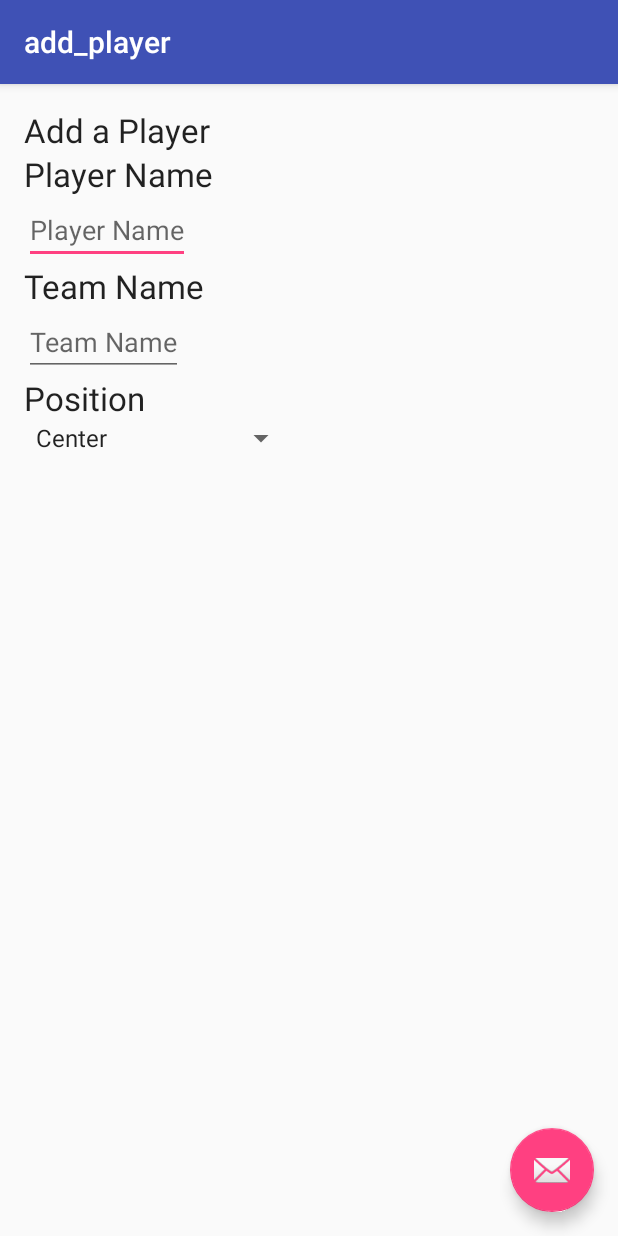
After one commit to tommil121/FantasyFootballTeams, an Android app: the add_player screen opened directly, with no data from a screen before it, on a phone screen of 412 x 824 dp. The commit adds this screen. Run offline under Robolectric (Android 15) with nearby library versions, the phone set to English and light mode, and no system bars.

Commit message:
Added an add player activity, and designed the interface. I was not able to test it.

```diff
--- a/app/src/main/AndroidManifest.xml
+++ b/app/src/main/AndroidManifest.xml
@@ -23,6 +23,11 @@
             android:label="@string/title_activity_create_team"
             android:theme="@style/AppTheme.NoActionBar" >
         </activity>
+        <activity
+            android:name=".add_player"
+            android:label="@string/title_activity_add_player"
+            android:theme="@style/AppTheme.NoActionBar" >
+        </activity>
     </application>
 
 </manifest>
--- /dev/null
+++ b/app/src/main/java/com/example/tom/fantasyfootballteams/add_player.java
@@ -0,0 +1,29 @@
+package com.example.tom.fantasyfootballteams;
+
+import android.os.Bundle;
+import android.support.design.widget.FloatingActionButton;
+import android.support.design.widget.Snackbar;
+import android.support.v7.app.AppCompatActivity;
+import android.support.v7.widget.Toolbar;
+import android.view.View;
+
+public class add_player extends AppCompatActivity {
+
+    @Override
+    protected void onCreate(Bundle savedInstanceState) {
+        super.onCreate(savedInstanceState);
+        setContentView(R.layout.activity_add_player);
+        Toolbar toolbar = (Toolbar) findViewById(R.id.toolbar);
+        setSupportActionBar(toolbar);
+
+        FloatingActionButton fab = (FloatingActionButton) findViewById(R.id.fab);
+        fab.setOnClickListener(new View.OnClickListener() {
+            @Override
+            public void onClick(View view) {
+                Snackbar.make(view, "Replace with your own action", Snackbar.LENGTH_LONG)
+                        .setAction("Action", null).show();
+            }
+        });
+    }
+
+}
--- /dev/null
+++ b/app/src/main/res/layout/activity_add_player.xml
@@ -0,0 +1,25 @@
+<?xml version="1.0" encoding="utf-8"?>
+<android.support.design.widget.CoordinatorLayout
+    xmlns:android="http://schemas.android.com/apk/res/android"
+    xmlns:app="http://schemas.android.com/apk/res-auto"
+    xmlns:tools="http://schemas.android.com/tools" android:layout_width="match_parent"
+    android:layout_height="match_parent" android:fitsSystemWindows="true"
+    tools:context="com.example.tom.fantasyfootballteams.add_player">
+
+    <android.support.design.widget.AppBarLayout android:layout_height="wrap_content"
+        android:layout_width="match_parent" android:theme="@style/AppTheme.AppBarOverlay">
+
+        <android.support.v7.widget.Toolbar android:id="@+id/toolbar"
+            android:layout_width="match_parent" android:layout_height="?attr/actionBarSize"
+            android:background="?attr/colorPrimary" app:popupTheme="@style/AppTheme.PopupOverlay" />
+
+    </android.support.design.widget.AppBarLayout>
+
+    <include layout="@layout/content_add_player" />
+
+    <android.support.design.widget.FloatingActionButton android:id="@+id/fab"
+        android:layout_width="wrap_content" android:layout_height="wrap_content"
+        android:layout_gravity="bottom|end" android:layout_margin="@dimen/fab_margin"
+        android:src="@android:drawable/ic_dialog_email" />
+
+</android.support.design.widget.CoordinatorLayout>
--- /dev/null
+++ b/app/src/main/res/layout/content_add_player.xml
@@ -0,0 +1,81 @@
+<?xml version="1.0" encoding="utf-8"?>
+<RelativeLayout xmlns:android="http://schemas.android.com/apk/res/android"
+    xmlns:tools="http://schemas.android.com/tools"
+    xmlns:app="http://schemas.android.com/apk/res-auto" android:layout_width="match_parent"
+    android:layout_height="match_parent" android:paddingLeft="@dimen/activity_horizontal_margin"
+    android:paddingRight="@dimen/activity_horizontal_margin"
+    android:paddingTop="@dimen/activity_vertical_margin"
+    android:paddingBottom="@dimen/activity_vertical_margin"
+    app:layout_behavior="@string/appbar_scrolling_view_behavior"
+    tools:showIn="@layout/activity_add_player"
+    tools:context="com.example.tom.fantasyfootballteams.add_player">
+
+    <GridLayout
+        android:layout_width="match_parent"
+        android:layout_height="match_parent"
+        android:layout_alignParentTop="true"
+        android:layout_alignParentStart="true">
+
+        <TextView
+            android:layout_width="wrap_content"
+            android:layout_height="wrap_content"
+            android:textAppearance="?android:attr/textAppearanceLarge"
+            android:text="Add a Player"
+            android:id="@+id/textView3"
+            android:layout_row="0"
+            android:layout_column="0" />
+
+        <TextView
+            android:layout_width="wrap_content"
+            android:layout_height="wrap_content"
+            android:textAppearance="?android:attr/textAppearanceLarge"
+            android:text="Player Name"
+            android:id="@+id/textView4"
+            android:layout_row="1"
+            android:layout_column="0" />
+
+        <EditText
+            android:layout_width="wrap_content"
+            android:layout_height="wrap_content"
+            android:id="@+id/player_name"
+            android:layout_row="2"
+            android:layout_column="0"
+            android:hint="Player Name" />
+
+        <TextView
+            android:layout_width="wrap_content"
+            android:layout_height="wrap_content"
+            android:textAppearance="?android:attr/textAppearanceLarge"
+            android:text="Team Name"
+            android:id="@+id/textView5"
+            android:layout_row="3"
+            android:layout_column="0" />
+
+        <EditText
+            android:layout_width="wrap_content"
+            android:layout_height="wrap_content"
+            android:id="@+id/team_name"
+            android:layout_row="4"
+            android:layout_column="0"
+            android:hint="Team Name" />
+
+        <TextView
+            android:layout_width="wrap_content"
+            android:layout_height="wrap_content"
+            android:textAppearance="?android:attr/textAppearanceLarge"
+            android:text="Position"
+            android:id="@+id/textView6"
+            android:layout_row="5"
+            android:layout_column="0" />
+
+        <Spinner
+            android:layout_width="wrap_content"
+            android:layout_height="wrap_content"
+            android:id="@+id/spinner"
+            android:layout_row="6"
+            android:layout_column="0"
+            android:spinnerMode="dialog"
+            android:entries="@array/position_array"/>
+
+    </GridLayout>
+</RelativeLayout>
--- a/app/src/main/res/values/strings.xml
+++ b/app/src/main/res/values/strings.xml
@@ -14,4 +14,25 @@
     <string name="team_name_edit_text">Most Awesome Team Ever</string>
     <string name="submit_your_team_button">Submit Your Team</string>
     <string name="league_name_edit_text">AFC or NFC</string>
+    <string name="title_activity_add_player">add_player</string>
+
+    <string-array name="position_array">
+        <item>Center</item>
+        <item>Guard</item>
+        <item>Offensive tackle</item>
+        <item>Tight end</item>
+        <item>Wide receiver</item>
+        <item>Fullback</item>
+        <item>Running back</item>
+        <item>Tailback</item>
+        <item>H-back</item>
+        <item>Wingback</item>
+        <item>Slotback</item>
+        <item>Quarterback</item>
+        <item>Defensive end</item>
+        <item>Defensive tackle</item>
+        <item>Linebacker</item>
+        <item>Cornerback</item>
+        <item>Safety</item>
+    </string-array>
 </resources>
```
